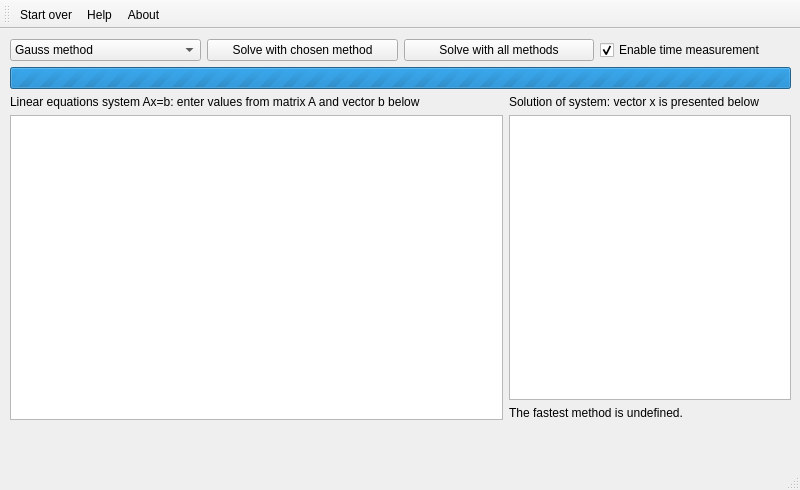
Above: 02_systems/ui/mainwindow.ui from vla5924-practice/computational-methods before the change. Below: the same form after it.
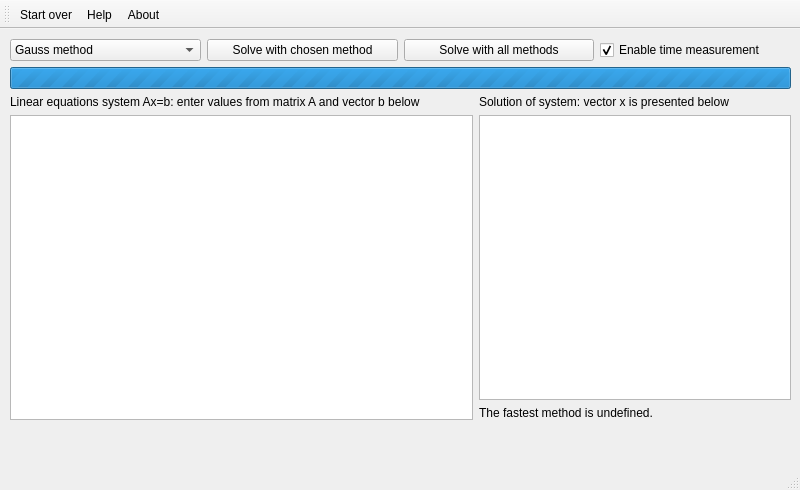
That is the form after the change.

Diff of the .ui file:
```diff
--- a/02_systems/ui/mainwindow.ui
+++ b/02_systems/ui/mainwindow.ui
@@ -113,7 +113,7 @@
          <item>
           <widget class="QLabel" name="label_system">
            <property name="text">
-            <string>Linear equations system Ax=b: enter values from matrix A and vector b below                         </string>
+            <string>Linear equations system Ax=b: enter values from matrix A and vector b below                </string>
            </property>
           </widget>
          </item>
```
